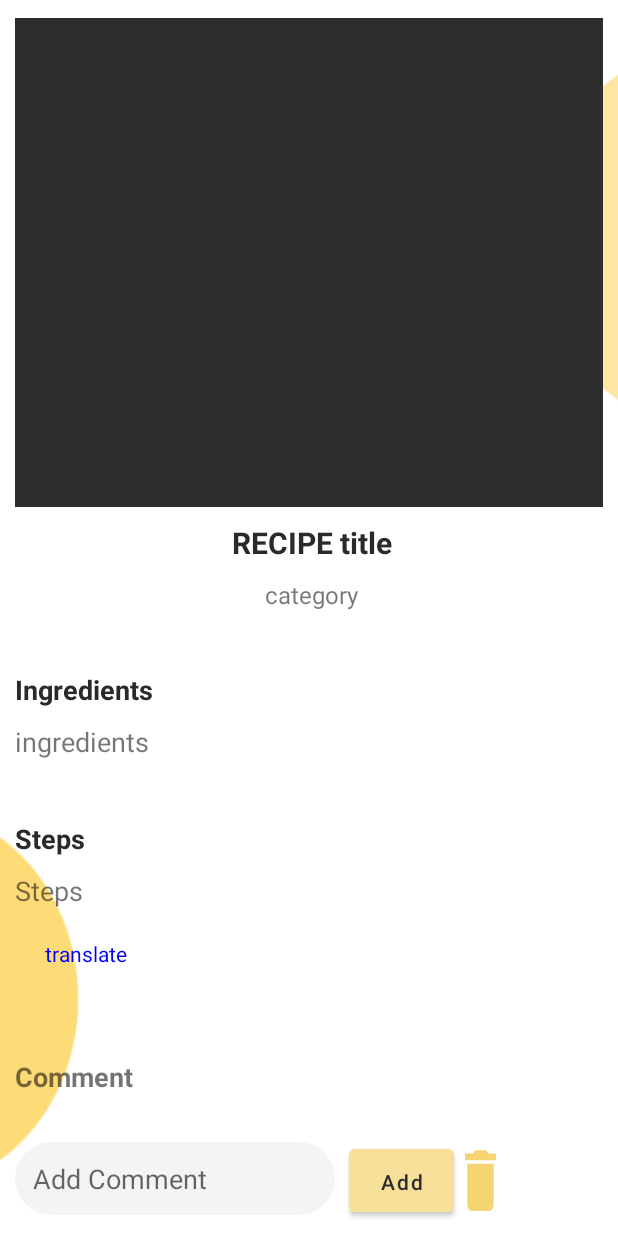
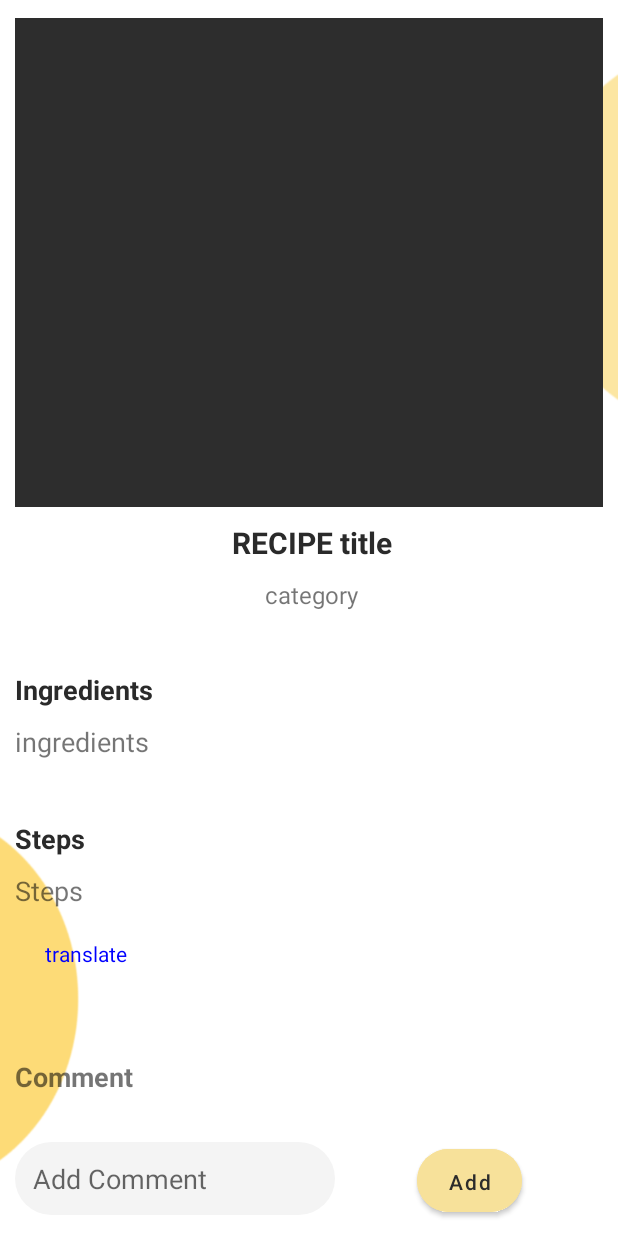
Before and after one commit to weaaaam7/Wasfah_, an Android app: the layout activity_recepe.xml on its own in the app's theme, with its tools: preview values and no code run, scrolled down 74 dp, on a phone screen of 412 x 824 dp. Run offline under Robolectric (Android 15) with nearby library versions, the phone set to English and light mode, and no system bars; network calls fail; Roboto replaces fonts that are not available here.

Commit message:
changes in the mainActivity.

```diff
--- a/app/src/main/res/layout/activity_recepe.xml
+++ b/app/src/main/res/layout/activity_recepe.xml
@@ -207,23 +207,24 @@
                     android:text="@string/Add"
                     android:textAllCaps="false"
                     android:textColor="#2B2B2B"
+                    android:layoutDirection="ltr"
+                    app:cornerRadius="50dp"
                     app:layout_constraintBottom_toBottomOf="parent"
                     app:layout_constraintEnd_toEndOf="parent"
                     app:layout_constraintStart_toEndOf="@+id/editText"
-                    android:layout_marginRight="90dp"
                     app:layout_constraintTop_toTopOf="parent" />
 
-                <Button
-                    android:id="@+id/delButton"
-                    style="@style/Widget.AppCompat.Button"
-                    android:layout_width="35dp"
-                    android:layout_height="54dp"
-                    android:supportsRtl="false"
+<!--                <Button-->
+<!--                    android:id="@+id/delButton"-->
+<!--                    style="@style/Widget.AppCompat.Button"-->
+<!--                    android:layout_width="35dp"-->
+<!--                    android:layout_height="54dp"-->
+<!--                    android:supportsRtl="false"-->
 
-                    android:background="@drawable/ic_baseline_delete_24"
-                    app:layout_constraintStart_toEndOf="@+id/button"
-                    app:backgroundTint="#F5D472"
-                    tools:ignore="MissingConstraints"></Button>
+<!--                    android:background="@drawable/ic_baseline_delete_24"-->
+<!--                    app:layout_constraintStart_toEndOf="@+id/button"-->
+<!--                    app:backgroundTint="#F5D472"-->
+<!--                    tools:ignore="MissingConstraints"></Button>-->
 
 
 
@@ -240,7 +241,7 @@
                     android:layout_width="match_parent"
                     android:layout_height="300dp"
                     android:id="@+id/commentRec"
-                    android:background="#f4f4f4">
+                    >
 
                 </androidx.recyclerview.widget.RecyclerView>
             </androidx.core.widget.NestedScrollView>
--- a/app/src/main/res/layout/row_comment.xml
+++ b/app/src/main/res/layout/row_comment.xml
@@ -5,7 +5,8 @@
     xmlns:tools="http://schemas.android.com/tools"
     android:layout_width="wrap_content"
     android:layout_height="wrap_content"
-    android:orientation="vertical">
+    android:orientation="vertical"
+    android:background="#f4f4f4">
 
     <TextView
         android:id="@+id/textView5"
```
Also changed, not shown: app/src/main/java/com/example/wasfah/Comment.java (+5 -4 lines), app/src/main/java/com/example/wasfah/commentAdapter.java (+40 -4 lines), app/src/main/java/com/example/wasfah/recepe.java (+40 -20 lines).
